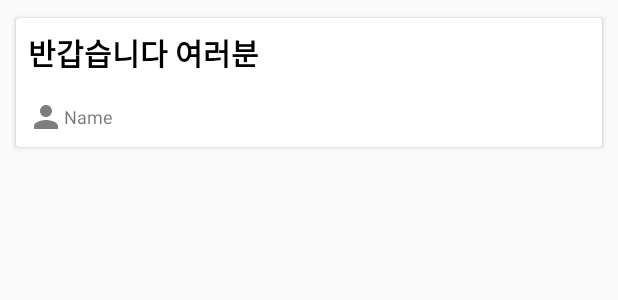
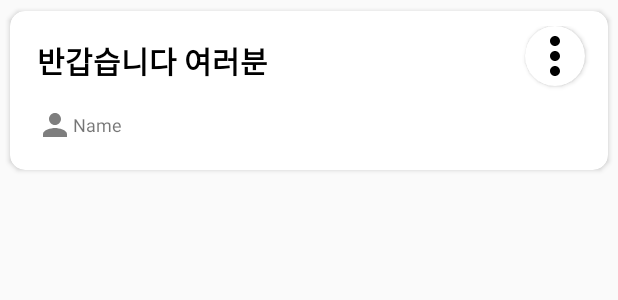
Before and after one commit to SeungWan-Yu/19MobileProject5, an Android app: the layout item_main.xml on its own in the app's theme, with its tools: preview values and no code run, on a phone screen of 412 x 824 dp. Shown: the top 300 px of the screen. Run offline under Robolectric (Android 15) with nearby library versions, the phone set to English and light mode, and no system bars.

Commit message:
게시판 삭제 기능 추가중...

```diff
--- a/app/src/main/java/com/example/a19mobileproject5/SignUpActivity.java
+++ b/app/src/main/java/com/example/a19mobileproject5/SignUpActivity.java
@@ -68,7 +68,7 @@ public class SignUpActivity extends AppCompatActivity {
                                     FirebaseUser user = mAuth.getCurrentUser();
                                     Toast.makeText(getApplicationContext(), "로그인에 성공하였습니다", Toast.LENGTH_LONG).show();
 
-                                    myStartActivity(MainActivity.class);
+                                    myStartActivity(LoginActivity.class);
                                 } else {
                                     if(task.getException() != null){
 //                                        showToast(SignUpActivity.this, task.getException().toString());
--- /dev/null
+++ b/app/src/main/java/com/example/a19mobileproject5/TabFragment1Adapter.java
@@ -0,0 +1,6 @@
+package com.example.a19mobileproject5;
+
+public class TabFragment1Adapter {
+
+
+}
--- /dev/null
+++ b/app/src/main/res/drawable/ic_more_vert.xml
@@ -0,0 +1,9 @@
+<vector xmlns:android="http://schemas.android.com/apk/res/android"
+        android:width="24dp"
+        android:height="24dp"
+        android:viewportWidth="24.0"
+        android:viewportHeight="24.0">
+    <path
+        android:fillColor="#FF000000"
+        android:pathData="M12,8c1.1,0 2,-0.9 2,-2s-0.9,-2 -2,-2 -2,0.9 -2,2 0.9,2 2,2zM12,10c-1.1,0 -2,0.9 -2,2s0.9,2 2,2 2,-0.9 2,-2 -0.9,-2 -2,-2zM12,16c-1.1,0 -2,0.9 -2,2s0.9,2 2,2 2,-0.9 2,-2 -0.9,-2 -2,-2z"/>
+</vector>
--- a/app/src/main/res/layout/item_main.xml
+++ b/app/src/main/res/layout/item_main.xml
@@ -4,8 +4,8 @@
     android:layout_width="match_parent"
     android:layout_height="wrap_content"
     xmlns:app="http://schemas.android.com/apk/res-auto"
-    android:layout_margin="8dp"
-    app:cardCornerRadius="2dp"
+    android:layout_margin="1dp"
+    app:cardCornerRadius="10dp"
     app:cardMaxElevation="2dp"
     app:cardElevation="2dp"
     app:cardPreventCornerOverlap="true"
@@ -13,17 +13,40 @@
     <LinearLayout
         android:layout_width="match_parent"
         android:layout_height="wrap_content"
-        android:orientation="vertical">
+        android:orientation="vertical"
+        android:padding="10dp">
+
+        <LinearLayout
+            android:layout_width="match_parent"
+            android:layout_height="match_parent"
+            android:orientation="horizontal">
+
             <TextView
                 android:id="@+id/item_title_text"
-            android:layout_width="wrap_content"
+                android:layout_width="317dp"
                 android:layout_height="wrap_content"
+                android:layout_margin="8dp"
                 android:text="반갑습니다 여러분"
-            android:layout_margin="8dp"
                 android:textColor="@android:color/black"
                 android:textSize="20sp"
                 android:textStyle="bold"
                 tools:ignore="HardcodedText" />
+
+            <android.support.v7.widget.CardView
+                android:id="@+id/menu"
+                android:layout_width="40dp"
+                android:layout_height="40dp"
+                app:cardCornerRadius="20dp">
+
+                <ImageView
+                    android:id="@+id/imageView2"
+                    android:layout_width="match_parent"
+                    android:layout_height="match_parent"
+                    android:layout_weight="1"
+                    app:srcCompat="@drawable/ic_more_vert" />
+            </android.support.v7.widget.CardView>
+
+        </LinearLayout>
 
         <TextView
             android:id="@+id/item_name_text"
@@ -36,6 +59,7 @@
             android:drawableStart="@drawable/ic_person"
             tools:ignore="HardcodedText" />
 
+
     </LinearLayout>
 
 </android.support.v7.widget.CardView>
```
Also changed, not shown: app/src/main/java/com/example/a19mobileproject5/MainActivity.java (+6 -2 lines), app/src/main/res/layout/activity_write.xml (+5 -3 lines), app/src/main/res/menu/postmenu.xml (added, +7 -0 lines). Lines whose indentation alone changed are shown as unchanged.
